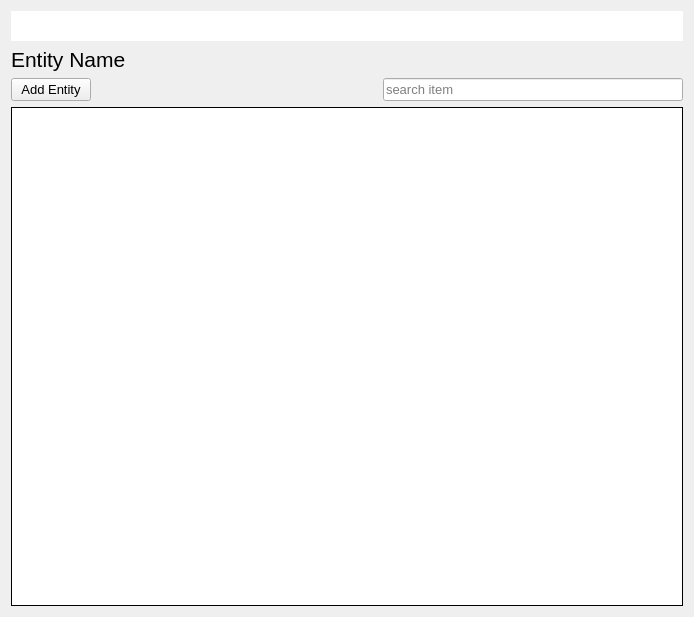
Before: the Qt Designer form ui/entity.ui in initprog/QPos, drawn with Qt 5.
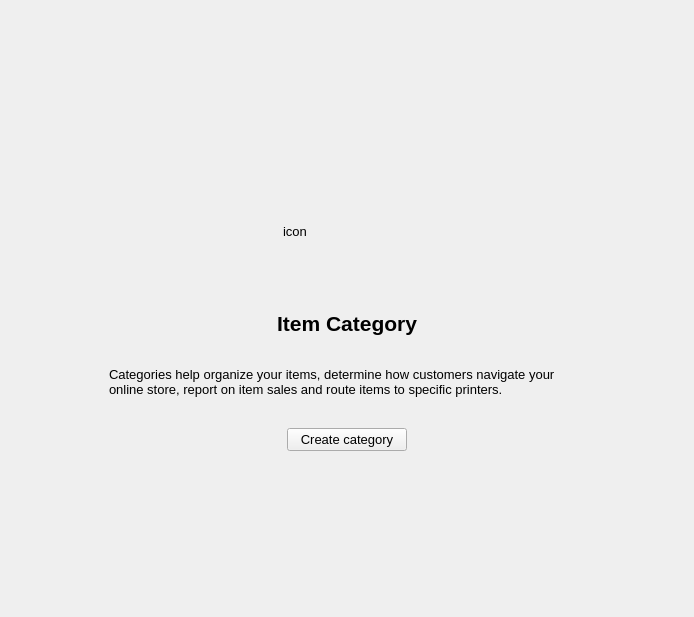
After: the same form once the commit is applied. The open tabs and pages were chosen to show the change.

Commit message: stackable entity widget

What changed in the file:
```diff
--- a/ui/entity.ui
+++ b/ui/entity.ui
@@ -25,6 +25,25 @@
    <string>Form</string>
   </property>
   <layout class="QVBoxLayout" name="verticalLayout_2">
+   <property name="leftMargin">
+    <number>9</number>
+   </property>
+   <property name="topMargin">
+    <number>9</number>
+   </property>
+   <property name="rightMargin">
+    <number>9</number>
+   </property>
+   <property name="bottomMargin">
+    <number>9</number>
+   </property>
+   <item>
+    <widget class="QStackedWidget" name="stackedWidget">
+     <property name="currentIndex">
+      <number>0</number>
+     </property>
+     <widget class="QWidget" name="pgList">
+      <layout class="QVBoxLayout" name="verticalLayout_5">
    <item>
     <layout class="QVBoxLayout" name="verticalLayout">
      <property name="sizeConstraint">
@@ -127,6 +146,126 @@
       <layout class="QHBoxLayout" name="horizontalLayout"/>
      </item>
     </layout>
+       </item>
+      </layout>
+     </widget>
+     <widget class="QWidget" name="pgDetail"/>
+     <widget class="QWidget" name="pgNoRecord">
+      <layout class="QVBoxLayout" name="verticalLayout_3">
+       <property name="spacing">
+        <number>16</number>
+       </property>
+       <property name="leftMargin">
+        <number>100</number>
+       </property>
+       <property name="rightMargin">
+        <number>100</number>
+       </property>
+       <item>
+        <spacer name="verticalSpacer">
+         <property name="orientation">
+          <enum>Qt::Vertical</enum>
+         </property>
+         <property name="sizeHint" stdset="0">
+          <size>
+           <width>20</width>
+           <height>40</height>
+          </size>
+         </property>
+        </spacer>
+       </item>
+       <item alignment="Qt::AlignHCenter">
+        <widget class="QLabel" name="lblIcon">
+         <property name="minimumSize">
+          <size>
+           <width>128</width>
+           <height>128</height>
+          </size>
+         </property>
+         <property name="maximumSize">
+          <size>
+           <width>128</width>
+           <height>128</height>
+          </size>
+         </property>
+         <property name="text">
+          <string>icon</string>
+         </property>
+        </widget>
+       </item>
+       <item>
+        <widget class="QLabel" name="lblEntity">
+         <property name="font">
+          <font>
+           <pointsize>16</pointsize>
+           <bold>true</bold>
+          </font>
+         </property>
+         <property name="text">
+          <string>Item Category</string>
+         </property>
+         <property name="alignment">
+          <set>Qt::AlignCenter</set>
+         </property>
+        </widget>
+       </item>
+       <item>
+        <widget class="QLabel" name="lblDescription">
+         <property name="minimumSize">
+          <size>
+           <width>0</width>
+           <height>60</height>
+          </size>
+         </property>
+         <property name="text">
+          <string>Categories help organize your items, determine how customers navigate your online store, report on item sales and route items to specific printers.</string>
+         </property>
+         <property name="wordWrap">
+          <bool>true</bool>
+         </property>
+        </widget>
+       </item>
+       <item alignment="Qt::AlignHCenter">
+        <widget class="QPushButton" name="btnCreate">
+         <property name="minimumSize">
+          <size>
+           <width>120</width>
+           <height>0</height>
+          </size>
+         </property>
+         <property name="maximumSize">
+          <size>
+           <width>16777215</width>
+           <height>16777215</height>
+          </size>
+         </property>
+         <property name="font">
+          <font>
+           <pointsize>10</pointsize>
+           <bold>false</bold>
+          </font>
+         </property>
+         <property name="text">
+          <string>Create category</string>
+         </property>
+        </widget>
+       </item>
+       <item>
+        <spacer name="verticalSpacer_2">
+         <property name="orientation">
+          <enum>Qt::Vertical</enum>
+         </property>
+         <property name="sizeHint" stdset="0">
+          <size>
+           <width>20</width>
+           <height>40</height>
+          </size>
+         </property>
+        </spacer>
+       </item>
+      </layout>
+     </widget>
+    </widget>
    </item>
   </layout>
  </widget>
```
Lines whose indentation alone changed are shown as unchanged. The commit also changes 3 other files.
